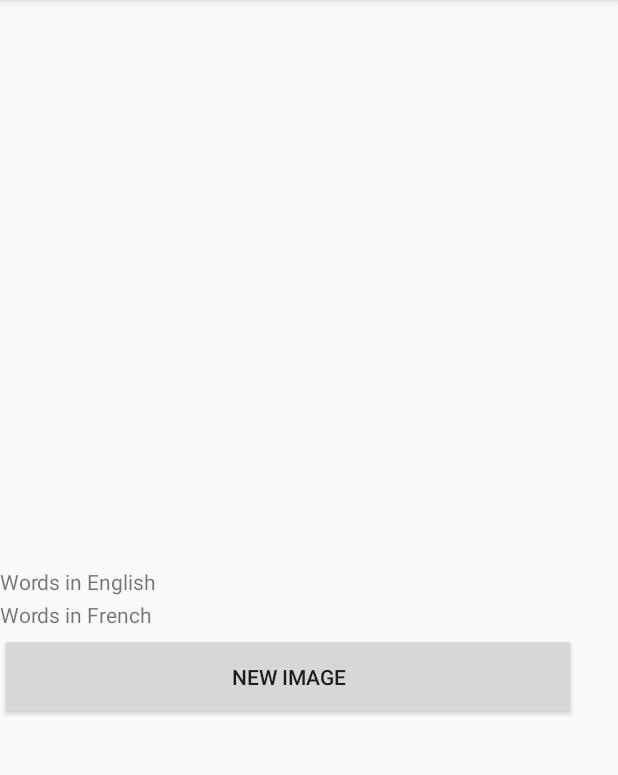
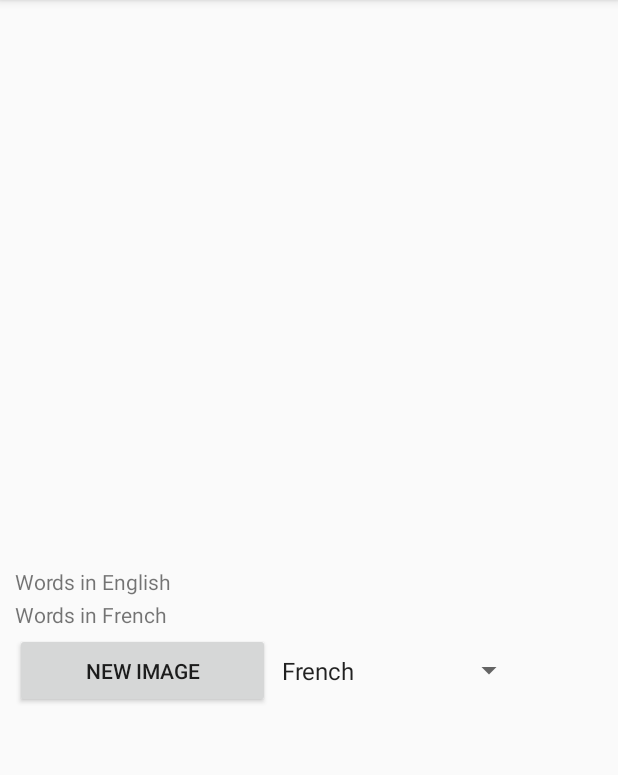
Before and after one commit to ConUHacks/image-translator, an Android app: the screen it shows after launch (MainActivity), on a phone screen of 412 x 824 dp, the part 84-859 px from its top. Run offline under Robolectric (Android 15) with nearby library versions, the phone set to English and light mode, and no system bars.

```diff
--- a/app/src/main/java/com/example/gustavius/myfirstapp/MainActivity.java
+++ b/app/src/main/java/com/example/gustavius/myfirstapp/MainActivity.java
@@ -9,11 +9,13 @@ import android.content.Intent;
 import android.util.Log;
 import android.view.View;
 import android.graphics.Bitmap;
-import android.widget.Button;
+
 import android.widget.ImageView;
+import android.widget.AdapterView;
 
-import android.content.Context;
-import android.content.pm.PackageManager;
+import android.app.Activity;
+import android.widget.AdapterView.OnItemSelectedListener;
+
 
 import java.io.File;
 import java.io.IOException;
@@ -23,16 +25,32 @@ import java.util.Date;
 
 public class MainActivity extends AppCompatActivity {
     static final int REQUEST_IMAGE_CAPTURE = 1;
+    static final int SELECT_PICTURE = 10;
 
     private static final String JPEG_FILE_PREFIX = "IMG_";
     private static final String JPEG_FILE_SUFFIX = ".jpg";
     private static final String CAMERA_DIR = "/dcim/";
 
-    private ImageView imageView;
-    private Bitmap imageBitmap;
+    private ImageView imageView; //displayed image back to user
+    private Bitmap imageBitmap; //send to the API
 
-    private String currentPhotoPath;
+    private String currentPhotoPath; //path where image is storred in gallery
 
+
+    /**
+     * main function do not touch
+     * @param savedInstanceState
+     */
+    @Override
+    protected void onCreate(Bundle savedInstanceState) {
+        super.onCreate(savedInstanceState);
+        setContentView(R.layout.activity_main);
+    }
+
+
+    /**
+     * Captures photo
+     */
     private void dispatchTakePictureIntent() {
         Intent takePictureIntent = new Intent(MediaStore.ACTION_IMAGE_CAPTURE);
         if (takePictureIntent.resolveActivity(getPackageManager()) != null) {
@@ -51,6 +69,11 @@ public class MainActivity extends AppCompatActivity {
         }
     }
 
+    /**
+     * saves image as a bitmap, returns it as a display
+     * @return
+     * @throws IOException
+     */
     private File createImageFile() throws IOException {
         // Create an image file name
         String timeStamp = new SimpleDateFormat("yyyyMMdd_HHmmss").format(new Date());
@@ -60,6 +83,10 @@ public class MainActivity extends AppCompatActivity {
         return imageF;
     }
 
+    /**
+     * Creates an album directory
+     * @return
+     */
     private File getAlbumDir() {
         File storageDir = null;
 
@@ -87,24 +114,20 @@ public class MainActivity extends AppCompatActivity {
         return storageDir;
     }
 
-    private void BtnListener(){
+    /**
+     * button press listener
+     */
+    private void captureImage(){
         currentPhotoPath = null;
         dispatchTakePictureIntent();
     }
 
-    @Override
-    protected void onCreate(Bundle savedInstanceState) {
-        super.onCreate(savedInstanceState);
-        setContentView(R.layout.activity_main);
-
-        Button picBtn = (Button) findViewById(R.id.btnIntend);
-        setBtnListenerOrDisable(
-                mTakePicOnClickListener,
-                MediaStore.ACTION_IMAGE_CAPTURE
-        );
-
-    }
-
+    /**
+     * after button press. Should extract from gallery, process and output
+     * @param requestCode
+     * @param resultCode
+     * @param data
+     */
     @Override
     protected void onActivityResult(int requestCode, int resultCode, Intent data) {
         if (resultCode == RESULT_OK) {
@@ -122,6 +145,9 @@ public class MainActivity extends AppCompatActivity {
         }
     }
 
+    /**
+     * adds pic to gallery
+     */
     private void galleryAddPic() {
         Intent mediaScanIntent = new Intent("android.intent.action.MEDIA_SCANNER_SCAN_FILE");
         File f = new File(currentPhotoPath);
@@ -131,5 +157,32 @@ public class MainActivity extends AppCompatActivity {
     }
 
 
+    /**
+     * dynamically changes language displayed
+     */
+    public class SpinnerActivity extends Activity implements OnItemSelectedListener {
+        public void onItemSelected(AdapterView<?> parent, View view,
+                                   int pos, long id) {
+            // An item was selected. You can retrieve the selected item using
+            // parent.getItemAtPosition(pos)
+            if(parent.getItemAtPosition(pos) == 1) //spanish
+            {
+
+            }
+            else if(parent.getItemAtPosition(pos) == 0) //iroquois
+            {
+
+            }
+            else //french
+            {
+
+            }
+        }
+
+        public void onNothingSelected(AdapterView<?> parent) {
+            // Another interface callback
+        }
+    }
+
 
 }
--- a/app/src/main/res/layout/activity_main.xml
+++ b/app/src/main/res/layout/activity_main.xml
@@ -9,23 +9,35 @@
         android:layout_width="match_parent"
         android:layout_height="170pt" />
     <TextView android:id="@+id/textCaptured"
+        android:paddingLeft="10dp"
+        android:paddingRight="10dp"
         android:layout_width="match_parent"
         android:layout_height="10pt"
         android:text="Words in English" />
     <TextView android:id="@+id/textTranslated"
+        android:paddingLeft="10dp"
+        android:paddingRight="10dp"
         android:layout_width="match_parent"
         android:layout_height="10pt"
         android:text="Words in French" />
     <LinearLayout
         xmlns:android="http://schemas.android.com/apk/res/android"
         xmlns:tools="http://schemas.android.com/tools"
-        android:layout_width="wrap_content"
-        android:layout_height="wrap_content"
+        android:layout_width="match_parent"
+        android:paddingLeft="10dp"
+        android:paddingRight="10dp"
+        android:layout_height="50dp"
         android:orientation="horizontal">
-        <Button
-            android:layout_width="384dp"
-            android:layout_height="58dp"
+        <Button android:id="@+id/buttonToCapture"
+            android:layout_width="170dp"
+            android:layout_height="match_parent"
             android:text="@string/button_send"
             android:onClick="captureImage"/>
+        <Spinner
+            android:id="@+id/language_spinner"
+            android:layout_width="170dp"
+            android:layout_height="match_parent"
+            android:entries="@array/language_spinner"
+            android:prompt="@string/defaultlang" />
     </LinearLayout>
 </LinearLayout>
--- a/app/src/main/res/values/strings.xml
+++ b/app/src/main/res/values/strings.xml
@@ -3,4 +3,11 @@
     <string name="edit_message">Enter a message</string>
     <string name="button_send">New Image</string>
     <string name="album_name">ImageTranslate</string>
+    <string name="defaultlang">Languages</string>
+    <string-array name="language_spinner">
+            <item>French</item>
+            <item>Spanish</item>
+            <item>Iroquois</item>
+    </string-array>
+
 </resources>
```
